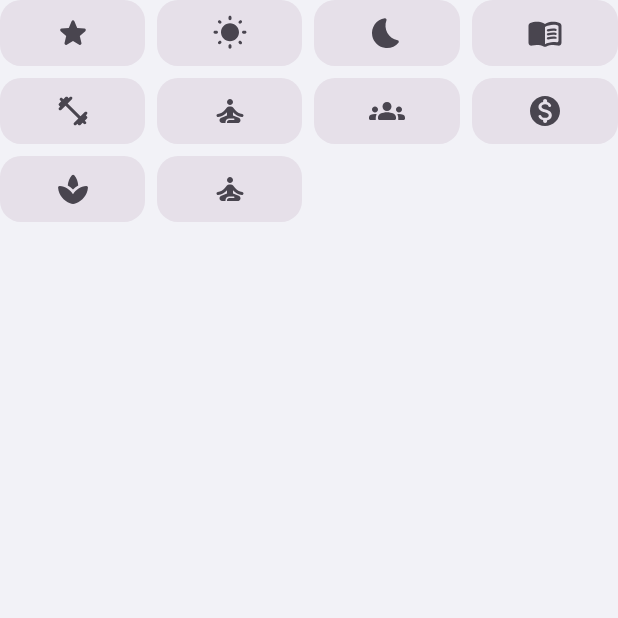
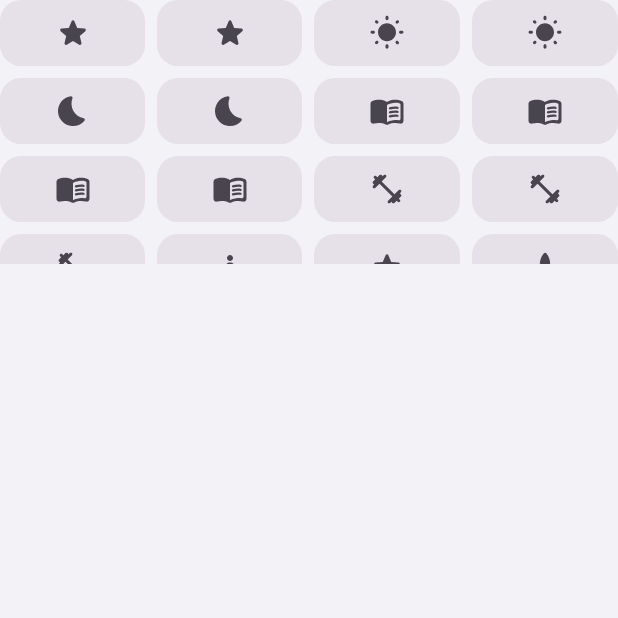
Before and after one commit to alimkhann/sunnad, an Android app built with Jetpack Compose: the composable IconPickerRow called with empty values, on a phone screen of 412 x 824 dp, the top half of it. Run offline under Robolectric (Android 15) with nearby library versions, the light colour scheme and no system bars.

Commit message:
insights+icons: improve chart/category parity and expand canonical icon catalog

```diff
--- a/sunnad-android/app/src/main/java/com/arystan/almasuly/sunnadandroid/features/habits/AddHabitSheet.kt
+++ b/sunnad-android/app/src/main/java/com/arystan/almasuly/sunnadandroid/features/habits/AddHabitSheet.kt
@@ -698,18 +698,7 @@ fun IconPickerRow(
     selectedIcon: String,
     onSelect: (String) -> Unit
 ) {
-    val iconOptions = listOf(
-        HabitIconKey.STAR,
-        HabitIconKey.SUN,
-        HabitIconKey.MOON,
-        HabitIconKey.BOOK,
-        HabitIconKey.RUN,
-        HabitIconKey.HEART,
-        HabitIconKey.GROUP,
-        HabitIconKey.MONEY,
-        HabitIconKey.SPA,
-        HabitIconKey.PRAYER
-    )
+    val iconOptions = canonicalHabitIconKeys
 
     LazyColumn(
         verticalArrangement = Arrangement.spacedBy(8.dp),
--- a/sunnad-android/app/src/main/java/com/arystan/almasuly/sunnadandroid/features/habits/HabitUiMappings.kt
+++ b/sunnad-android/app/src/main/java/com/arystan/almasuly/sunnadandroid/features/habits/HabitUiMappings.kt
@@ -30,9 +30,59 @@ object HabitIconKey {
     const val PRAYER = "building.columns.fill"
 }
 
+val canonicalHabitIconKeys: List<String> = listOf(
+    "star.fill",
+    "heart.fill",
+    "sun.max.fill",
+    "sunrise.fill",
+    "moon.stars.fill",
+    "moon.fill",
+    "book.closed.fill",
+    "book.fill",
+    "text.book.closed.fill",
+    "bookmark.fill",
+    "figure.run",
+    "figure.walk",
+    "dumbbell.fill",
+    "flame.fill",
+    "bolt.fill",
+    "drop.fill",
+    "leaf.fill",
+    "fork.knife",
+    "cup.and.saucer.fill",
+    "bed.double.fill",
+    "alarm.fill",
+    "clock.fill",
+    "calendar",
+    "checkmark.circle.fill",
+    "target",
+    "brain.head.profile",
+    "sparkles",
+    "hands.sparkles.fill",
+    "building.columns.fill",
+    "person.2.fill",
+    "figure.2.and.child.holdinghands",
+    "phone.fill",
+    "message.fill",
+    "briefcase.fill",
+    "chart.bar.fill",
+    "banknote.fill",
+    "creditcard.fill",
+    "cart.fill",
+    "graduationcap.fill",
+    "paintpalette.fill",
+    "music.note",
+    "globe"
+)
+
+private val canonicalHabitIconKeySet = canonicalHabitIconKeys.toSet()
+
 fun canonicalHabitIconKey(iconName: String, title: String = ""): String {
     val source = iconName.lowercase()
     val titleLower = title.lowercase()
+    if (source in canonicalHabitIconKeySet) {
+        return source
+    }
     return when {
         source in setOf("sun", "sunrise", "sunrise.fill", "sun.max.fill", "wb_sunny", "wbsunny") ||
             titleLower.contains("morning") -> HabitIconKey.SUN
@@ -118,17 +168,27 @@ fun canonicalHabitIconKey(iconName: String, title: String = ""): String {
     }
 }
 
-fun iconForHabitKey(key: String): ImageVector = when (canonicalHabitIconKey(key)) {
+fun iconForHabitKey(key: String): ImageVector {
+    return when (canonicalHabitIconKey(key)) {
+        "sun.max.fill", "sunrise.fill" -> Icons.Rounded.WbSunny
+        "moon.stars.fill", "moon.fill", "bed.double.fill" -> Icons.Rounded.Bedtime
+        "book.closed.fill", "book.fill", "text.book.closed.fill", "bookmark.fill", "graduationcap.fill" -> Icons.Rounded.MenuBook
+        "figure.run", "figure.walk", "dumbbell.fill" -> Icons.Rounded.FitnessCenter
+        "person.2.fill", "figure.2.and.child.holdinghands", "phone.fill", "message.fill" -> Icons.Rounded.Groups
+        "banknote.fill", "creditcard.fill", "cart.fill", "chart.bar.fill", "briefcase.fill" -> Icons.Rounded.MonetizationOn
+        "sparkles", "hands.sparkles.fill", "drop.fill", "leaf.fill", "cup.and.saucer.fill", "fork.knife", "brain.head.profile", "paintpalette.fill" -> Icons.Rounded.Spa
+        "building.columns.fill", "flame.fill" -> Icons.Rounded.SelfImprovement
+        "star.fill", "heart.fill", "bolt.fill", "alarm.fill", "clock.fill", "calendar", "checkmark.circle.fill", "target", "music.note", "globe" -> Icons.Rounded.Star
         HabitIconKey.SUN -> Icons.Rounded.WbSunny
         HabitIconKey.MOON -> Icons.Rounded.Bedtime
         HabitIconKey.BOOK -> Icons.Rounded.MenuBook
         HabitIconKey.RUN -> Icons.Rounded.FitnessCenter
         HabitIconKey.GROUP -> Icons.Rounded.Groups
         HabitIconKey.MONEY -> Icons.Rounded.MonetizationOn
-    HabitIconKey.STAR -> Icons.Rounded.Star
         HabitIconKey.SPA -> Icons.Rounded.Spa
         HabitIconKey.PRAYER -> Icons.Rounded.SelfImprovement
-    else -> Icons.Rounded.SelfImprovement
+        else -> Icons.Rounded.Star
+    }
 }
 
 fun iconForHabitName(iconName: String, title: String): ImageVector =
```
Also changed, not shown: sunnad-android/app/src/main/java/com/arystan/almasuly/sunnadandroid/features/insights/InsightsScreen.kt (+13 -1 lines), sunnad-android/app/src/main/java/com/arystan/almasuly/sunnadandroid/features/insights/InsightsViewModel.kt (+6 -4 lines), 3 other files. Lines whose indentation alone changed are shown as unchanged.
